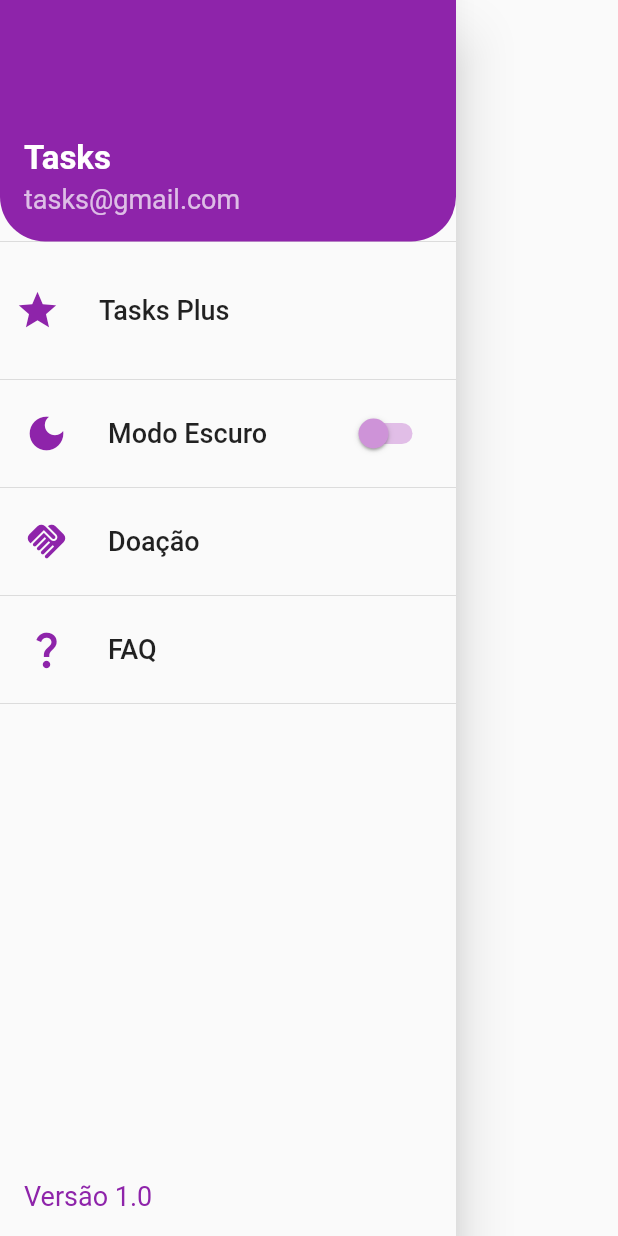
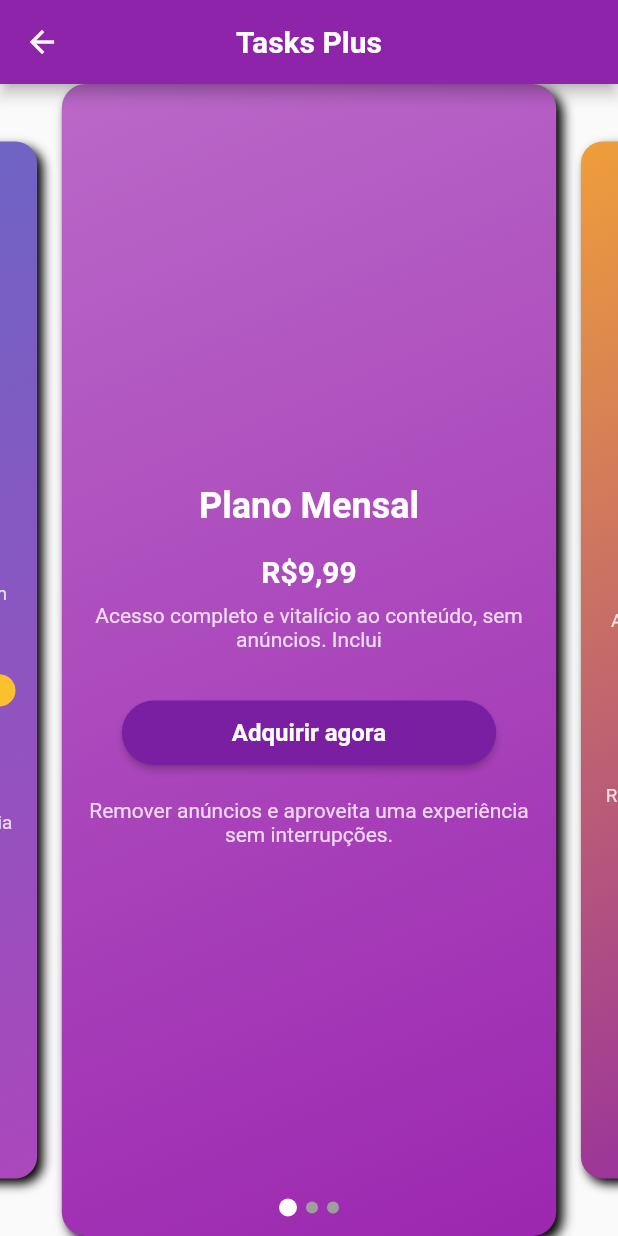
Before and after one commit to eduardoandd/todo_list, a Flutter app: the CustomDrawerWidget widget shown alone on an empty page, opened directly, after a tap on "Tasks Plus", on a phone screen of 412 x 824 dp. Run offline on Flutter 3.47's test engine with Material 2 defaults, Android fonts, the phone set to English and light mode, and no system bars; drawn by our look-alikes of card_swiper; our stand-ins replace calendar_date_picker2, cloud_firestore, firebase_analytics, firebase_core, firebase_messaging, flutter_holo_date_picker and 4 more; missing offline and left inert: day_night_time_picker, profile_photo; accounts and stored records are empty.

Commit message:
plan card + doação

```diff
--- /dev/null
+++ b/lib/pages/drawer_pages/tasks_plus/plan_card.dart
@@ -0,0 +1,170 @@
+// ignore_for_file: prefer_const_constructors, prefer_const_literals_to_create_immutables
+
+import 'package:flutter/cupertino.dart';
+import 'package:flutter/material.dart';
+import 'package:flutter/src/foundation/key.dart';
+import 'package:flutter/src/widgets/framework.dart';
+
+class PlanCard extends StatelessWidget {
+  final String title;
+  final String price;
+  final String description;
+  final Gradient gradient;
+  final voidCallback;
+  final bool isMostSold;
+  final bool isPermanent;
+
+  const PlanCard(
+      {Key? key,
+      required this.title,
+      required this.price,
+      required this.gradient,
+      this.voidCallback,
+      required this.isMostSold,
+      required this.isPermanent,
+      required this.description})
+      : super(key: key);
+
+  @override
+  Widget build(BuildContext context) {
+    return Center(
+      child: Container(
+        // height: 20,
+        decoration: BoxDecoration(
+            gradient: gradient,
+            borderRadius: BorderRadius.circular(16),
+            boxShadow: [
+              BoxShadow(
+                  color: Colors.black, blurRadius: 6, offset: Offset(4, 4))
+            ]),
+        child: ConstrainedBox(
+          constraints: BoxConstraints(minHeight: 300),
+          child: Column(
+            mainAxisAlignment: MainAxisAlignment.center,
+            crossAxisAlignment: CrossAxisAlignment.stretch,
+            children: [
+              Padding(
+                padding: const EdgeInsets.all(8.0),
+                child: Text(
+                  title,
+                  style: TextStyle(
+                      fontSize: 24,
+                      fontWeight: FontWeight.w700,
+                      color: Colors.white),
+                  textAlign: TextAlign.center,
+                  overflow: TextOverflow.ellipsis,
+                  maxLines: 2,
+                ),
+              ),
+              SizedBox(height: 10),
+              Text(
+                price,
+                style: TextStyle(
+                    fontSize: 20,
+                    fontWeight: FontWeight.bold,
+                    color: Colors.white),
+                textAlign: TextAlign.center,
+                // overflow: TextOverflow.ellipsis,
+              ),
+              SizedBox(height: 10),
+              Padding(
+                padding: EdgeInsets.symmetric(horizontal: 16.0),
+                child: Text.rich(
+                  TextSpan(children: [
+                    TextSpan(
+                      text:
+                          "Acesso completo e vitalício ao conteúdo, sem anúncios. Inclui",
+                      style: TextStyle(
+                          fontSize: 14,
+                          color: Colors.white.withOpacity(0.8),
+                          fontWeight: FontWeight.w400),
+                    ),
+                    if (isPermanent) ...[
+                      TextSpan(
+                          text: " WhatsApp",
+                          style: TextStyle(
+                              fontSize: 14,
+                              color: Colors.white,
+                              fontWeight: FontWeight.bold)),
+                      TextSpan(
+                          text: " particular do desenvolvedor",
+                          style: TextStyle(
+                              fontSize: 14,
+                              color: Colors.white.withOpacity(0.8),
+                              fontWeight: FontWeight.w400)),
+                    ]
+                  ]),
+                  textAlign: TextAlign.center,
+                  maxLines: 3,
+                  overflow: TextOverflow.ellipsis,
+                ),
+              ),
+              SizedBox(
+                height: 20,
+              ),
+              isMostSold
+                  ? Padding(
+                      padding: EdgeInsets.symmetric(horizontal: 16.0),
+                      child: Container(
+                        padding: EdgeInsets.symmetric(
+                            vertical: 4.0, horizontal: 12.0),
+                        decoration: BoxDecoration(
+                            color: Colors.yellow.shade700,
+                            borderRadius: BorderRadius.circular(20)),
+                        child: Center(
+                          child: Text(
+                            "Mais vendido!",
+                            style: TextStyle(
+                                color: Colors.white, fontWeight: FontWeight.bold),
+                          ),
+                        ),
+                      ),
+                    )
+                  : Container(),
+              SizedBox(height: 10),
+              Padding(
+                padding: EdgeInsets.symmetric(horizontal: 40.0),
+                child: ElevatedButton(
+                  onPressed: () {
+
+                  },
+                  style: ElevatedButton.styleFrom(
+                    primary: Colors.purple.shade700,
+                    padding: EdgeInsets.symmetric(vertical: 12),
+                    shape: RoundedRectangleBorder(
+                      borderRadius:BorderRadius.circular(30),
+                    )
+                  ),
+                  child: Text(
+                    'Adquirir agora',
+                    style: TextStyle(
+                      fontSize: 16,
+                      fontWeight: FontWeight.bold,
+                      color: Colors.white
+                    ),
+                  ),
+
+                ),
+                // child: ElevatedButton(),
+              ),
+              SizedBox(height: 20,),
+
+              Padding(
+                padding: EdgeInsets.symmetric(horizontal: 16.0),
+                child: Text(
+                  "Remover anúncios e aproveita uma experiência sem interrupções.",
+                  style: TextStyle(
+                    fontSize: 14,
+                    color: Colors.white.withOpacity(0.8),
+                    fontWeight: FontWeight.w400
+                  ),
+                  textAlign: TextAlign.center,
+                ),
+              )
+            ],
+          ),
+        ),
+      ),
+    );
+  }
+}
--- /dev/null
+++ b/lib/pages/drawer_pages/tasks_plus/tasks_plus_page.dart
@@ -0,0 +1,117 @@
+import 'package:flutter/material.dart';
+import 'package:card_swiper/card_swiper.dart';
+import 'package:todo_list/pages/drawer_pages/tasks_plus/plan_card.dart';
+
+class TasksPlusPage extends StatefulWidget {
+  @override
+  _TasksPlusPageState createState() => _TasksPlusPageState();
+}
+
+class _TasksPlusPageState extends State<TasksPlusPage> {
+  final PageController _pageController = PageController(viewportFraction: 0.8);
+  int _currentPage = 0;
+
+  @override
+  void initState() {
+    super.initState();
+    _pageController.addListener(() {
+      setState(() {
+        _currentPage = _pageController.page?.round() ?? 0;
+      });
+    });
+  }
+
+  void _onBuyPlan(int index) {
+    showDialog(
+      context: context,
+      builder: (BuildContext context) {
+        return AlertDialog(
+          title: Text("Plano ${index + 1} Selecionado"),
+          content: Text(
+              "Você selecionou o plano ${index == 0 ? "Mensal" : index == 1 ? "Anual" : "Permanente"}."),
+          actions: <Widget>[
+            TextButton(
+              onPressed: () {
+                Navigator.of(context).pop();
+              },
+              child: Text('Fechar'),
+            ),
+          ],
+        );
+      },
+    );
+  }
+
+  @override
+  Widget build(BuildContext context) {
+    return Scaffold(
+      appBar: AppBar(
+        title:
+            Text("Tasks Plus", style: TextStyle(fontWeight: FontWeight.bold)),
+        backgroundColor: Colors.purple.shade600,
+        centerTitle: true,
+      ),
+      body: Swiper(
+        itemBuilder: (BuildContext context, int index) {
+          return PlanCard(
+            title: index == 0
+                ? "Plano Mensal"
+                : index == 1
+                    ? "Plano Anual"
+                    : "Plano Permanente",
+            price: index == 0
+                ? "R\$9,99"
+                : index == 1
+                    ? "R\$29,99"
+                    : "R\$50,00",
+            description: index == 0
+                ? "Aproveite todos os benefícios por um mês."
+                : index == 1
+                    ? "Economize com o plano anual e remova os anúncios."
+                    : "Acesso completo e vitalício ao conteúdo, sem anúncios. Inclui WhatsApp particular do desenvolvedor.",
+            gradient: index == 0
+                ? LinearGradient(
+                    colors: [Colors.purple.shade300, Colors.purple.shade500],
+                    begin: Alignment.topLeft,
+                    end: Alignment.bottomRight,
+                  )
+                : index == 1
+                    ? LinearGradient(
+                        colors: [
+                          Color.fromARGB(255, 239, 158, 58),
+                          Colors.purple.shade600
+                        ],
+                        begin: Alignment.topLeft,
+                        end: Alignment.bottomRight,
+                      )
+                    : LinearGradient(
+                        colors: [
+                          Color.fromARGB(255, 101, 104, 198),
+                          Colors.purple.shade400
+                        ],
+                        begin: Alignment.topLeft,
+                        end: Alignment.bottomRight,
+                      ),
+            voidCallback: () => _onBuyPlan(index),
+            isMostSold: index == 2,
+            isPermanent: index == 2 ,
+          );
+        },
+        itemCount: 3,
+        itemHeight: 300,
+        itemWidth: 200,
+        viewportFraction: 0.8,
+        scale: 0.9,
+        pagination: SwiperPagination(
+          alignment: Alignment.bottomCenter,
+          builder: DotSwiperPaginationBuilder(
+            color: Colors.grey,
+            activeColor: Color.fromARGB(255, 255, 255, 255),
+            size: 8.0,
+            activeSize: 12.0,
+          ),
+        ),
+      ),
+    );
+  }
+}
--- a/lib/shared/widgets/custom_drawer_widget.dart
+++ b/lib/shared/widgets/custom_drawer_widget.dart
@@ -5,6 +5,9 @@ import 'package:flutter/src/foundation/key.dart';
 import 'package:flutter/src/widgets/framework.dart';
 import 'package:provider/provider.dart';
 import 'package:todo_list/services/dark_mode_service.dart';
+
+import '../../pages/drawer_pages/donation/donation_page.dart';
+import '../../pages/drawer_pages/tasks_plus/tasks_plus_page.dart';
 
 class CustomDrawerWidget extends StatefulWidget {
   const CustomDrawerWidget({Key? key}) : super(key: key);
@@ -14,7 +17,6 @@ class CustomDrawerWidget extends StatefulWidget {
 }
 
 class _CustomDrawerWidgetState extends State<CustomDrawerWidget> {
-
   @override
   Widget build(BuildContext context) {
     var darkModeService = Provider.of<DarkModeService>(context);
@@ -48,7 +50,12 @@ class _CustomDrawerWidgetState extends State<CustomDrawerWidget> {
             ),
             title: Text("Tasks Plus",
                 style: TextStyle(fontSize: 18, fontWeight: FontWeight.w500)),
-            onTap: () {},
+            onTap: () {
+              Navigator.push(
+                context,
+                MaterialPageRoute(builder: (context) => TasksPlusPage()),
+              );
+            },
           ),
           Divider(),
           ListTile(
@@ -60,7 +67,7 @@ class _CustomDrawerWidgetState extends State<CustomDrawerWidget> {
             title: Text("Modo Escuro",
                 style: TextStyle(fontSize: 18, fontWeight: FontWeight.w500)),
             trailing: Consumer<DarkModeService>(
-              builder: (_,darkModeService,widget) {
+                builder: (_, darkModeService, widget) {
               return Switch(
                 value: darkModeService.darkMode,
                 onChanged: (bool value) {
@@ -72,8 +79,7 @@ class _CustomDrawerWidgetState extends State<CustomDrawerWidget> {
                 inactiveThumbColor: Colors.purple.shade200,
                 inactiveTrackColor: Colors.purple.shade100,
               );
-              }
-            ),
+            }),
           ),
           Divider(),
           ListTile(
@@ -84,7 +90,12 @@ class _CustomDrawerWidgetState extends State<CustomDrawerWidget> {
             ),
             title: Text("Doação",
                 style: TextStyle(fontSize: 18, fontWeight: FontWeight.w500)),
-            onTap: () {},
+            onTap: () {
+              Navigator.push(
+                context,
+                MaterialPageRoute(builder: (context) => DonationPage()),
+              );
+            },
           ),
           Divider(),
           ListTile(
@@ -101,13 +112,15 @@ class _CustomDrawerWidgetState extends State<CustomDrawerWidget> {
           Spacer(),
           Padding(
             padding: const EdgeInsets.all(16.0),
-            child: Text("Versão 1.0", style: TextStyle(
+            child: Text(
+              "Versão 1.0",
+              style: TextStyle(
                   fontSize: 18,
                   color: Theme.of(context).brightness == Brightness.dark
                       ? Colors.white
                       : Colors.purple.shade600,
-              fontWeight: FontWeight.w400
-            ),),
+                  fontWeight: FontWeight.w400),
+            ),
           ),
         ],
       ),
--- a/pubspec.yaml
+++ b/pubspec.yaml
@@ -47,6 +47,11 @@ dependencies:
   flutter_local_notifications: ^17.0.0
   timezone: ^0.9.2
   provider: ^6.1.2
+  card_swiper: ^3.0.1
+  smooth_page_indicator: ^1.2.0+3
+  flutter_swiper_plus: ^2.0.4
+  profile_photo: ^1.0.3
+
 
 
 
@@ -82,6 +87,7 @@ flutter:
   assets:
     - packages/day_night_time_picker/assets/moon.png
     - packages/day_night_time_picker/assets/sun.png
+    - assets/eu.jpg
 
 
   # An image asset can refer to one or more resolution-specific "variants", see
```
Also changed, not shown: lib/pages/drawer_pages/donation/donation_page.dart (added, +221 -0 lines), assets/eu.jpg (added), pubspec.lock. Lines whose indentation alone changed are shown as unchanged.
